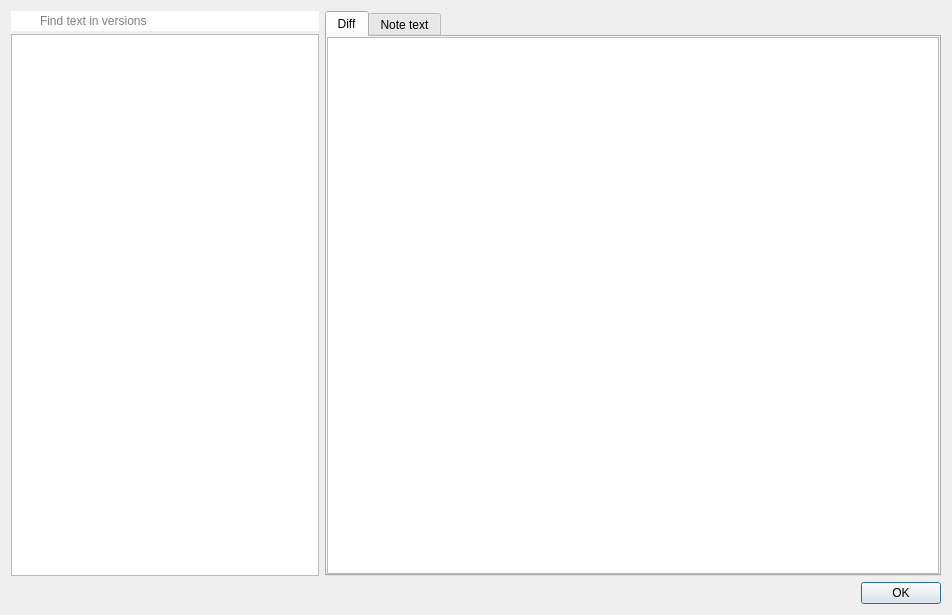
Qt form src/dialogs/versiondialog.ui (pbek/QOwnNotes) before a commit.
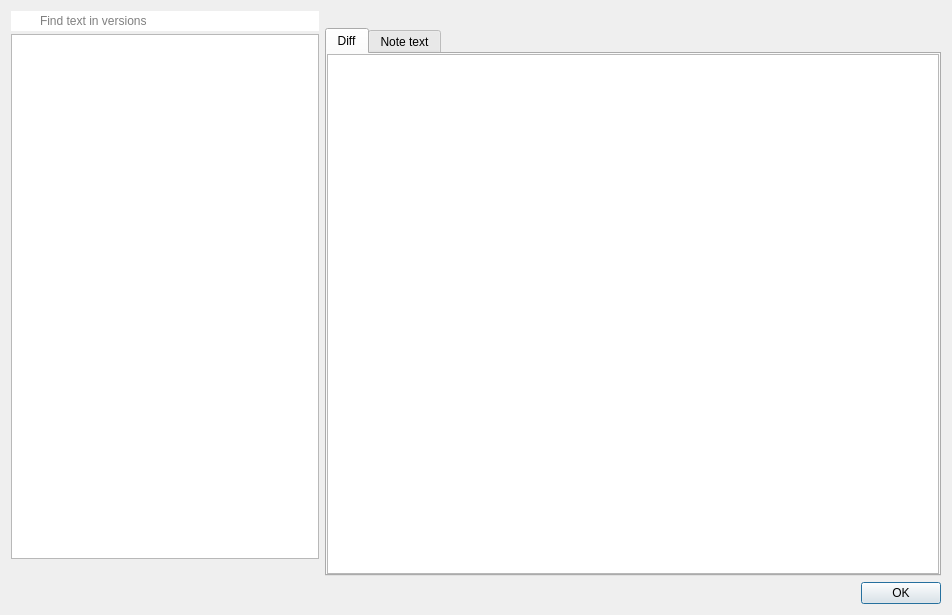
The same form after that commit. Icons and pictures are not drawn. Custom widgets are drawn as their Qt base class.

Commit message: versiondialog: polish layout and show selected version info

What changed in the file:
```diff
--- a/src/dialogs/versiondialog.ui
+++ b/src/dialogs/versiondialog.ui
@@ -85,12 +85,63 @@
           </widget>
          </item>
          <item>
-          <widget class="QListWidget" name="versionListWidget"/>
+          <widget class="QListWidget" name="versionListWidget">
+           <property name="alternatingRowColors">
+            <bool>true</bool>
+           </property>
+           <property name="uniformItemSizes">
+            <bool>true</bool>
+           </property>
+          </widget>
+         </item>
+         <item>
+          <widget class="QLabel" name="versionCountLabel">
+           <property name="text">
+            <string notr="true"/>
+           </property>
+          </widget>
          </item>
         </layout>
        </widget>
       </item>
       <item row="0" column="1">
+       <widget class="QFrame" name="previewFrame">
+        <property name="sizePolicy">
+         <sizepolicy hsizetype="Expanding" vsizetype="Expanding">
+          <horstretch>2</horstretch>
+          <verstretch>0</verstretch>
+         </sizepolicy>
+        </property>
+        <layout class="QVBoxLayout" name="previewFrameLayout">
+         <property name="spacing">
+          <number>3</number>
+         </property>
+         <property name="leftMargin">
+          <number>0</number>
+         </property>
+         <property name="topMargin">
+          <number>0</number>
+         </property>
+         <property name="rightMargin">
+          <number>0</number>
+         </property>
+         <property name="bottomMargin">
+          <number>0</number>
+         </property>
+         <item>
+          <widget class="QLabel" name="previewHeaderLabel">
+           <property name="text">
+            <string notr="true"/>
+           </property>
+           <property name="textFormat">
+            <enum>Qt::PlainText</enum>
+           </property>
+           <property name="textInteractionFlags">
+            <set>Qt::TextSelectableByMouse</set>
+           </property>
+          </widget>
+         </item>
+         <item>
        <widget class="QTabWidget" name="tabWidget">
         <property name="sizePolicy">
          <sizepolicy hsizetype="Expanding" vsizetype="Expanding">
@@ -179,6 +230,9 @@
           </item>
          </layout>
         </widget>
+       </widget>
+         </item>
+        </layout>
        </widget>
       </item>
      </layout>
```
The commit also changes 2 other files.
